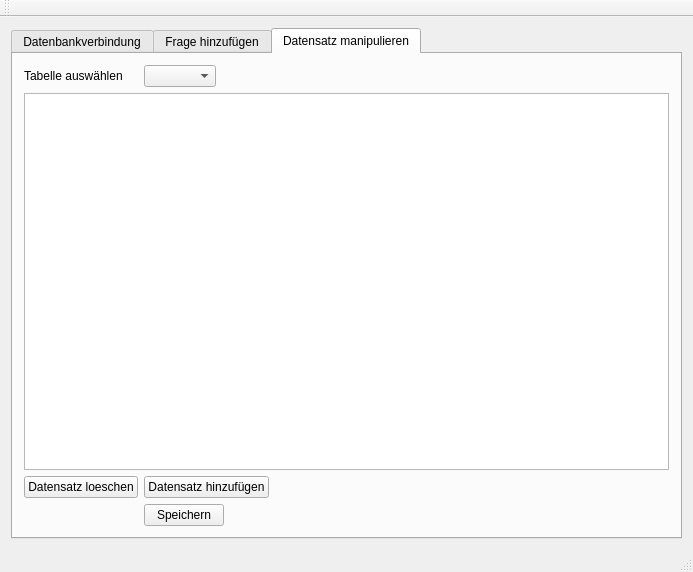
This is CPP_GUI/Q2_Admin/mainwindow.ui in enohl/Q2_QuickQuizzer as Qt 5 draws it before an edit. The edited form follows.
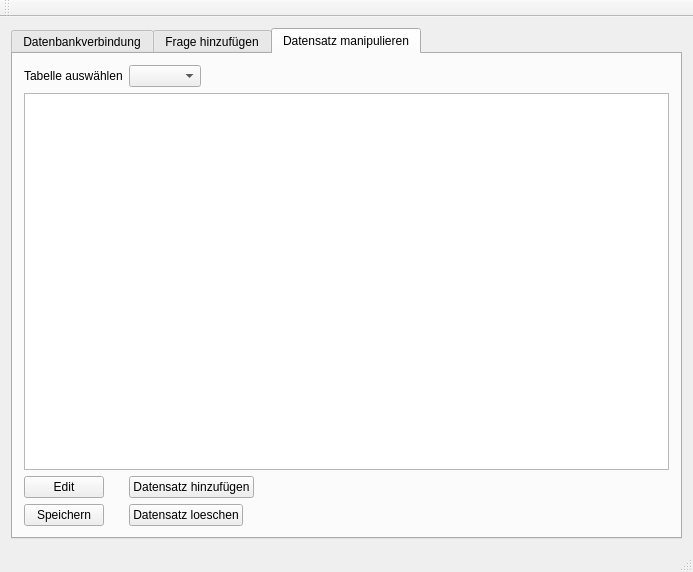
This is the edited form.

Commit message: Edit Funktion erstellt.

What changed in the file:
```diff
--- a/CPP_GUI/Q2_Admin/mainwindow.ui
+++ b/CPP_GUI/Q2_Admin/mainwindow.ui
@@ -292,9 +292,16 @@
            </widget>
           </item>
           <item row="3" column="0">
-           <widget class="QPushButton" name="btn_delete">
+           <widget class="QPushButton" name="btn_edit">
             <property name="text">
-             <string>Datensatz loeschen</string>
+             <string>Edit</string>
+            </property>
+           </widget>
+          </item>
+          <item row="4" column="0">
+           <widget class="QPushButton" name="btn_change">
+            <property name="text">
+             <string>Speichern</string>
             </property>
            </widget>
           </item>
@@ -305,10 +312,10 @@
             </property>
            </widget>
           </item>
-          <item row="5" column="1">
-           <widget class="QPushButton" name="btn_change">
+          <item row="4" column="1">
+           <widget class="QPushButton" name="btn_delete">
             <property name="text">
-             <string>Speichern</string>
+             <string>Datensatz loeschen</string>
             </property>
            </widget>
           </item>
```
Left out of the diff: 3 changed lines with no effect on the pictures. The commit also changes 6 other files.
